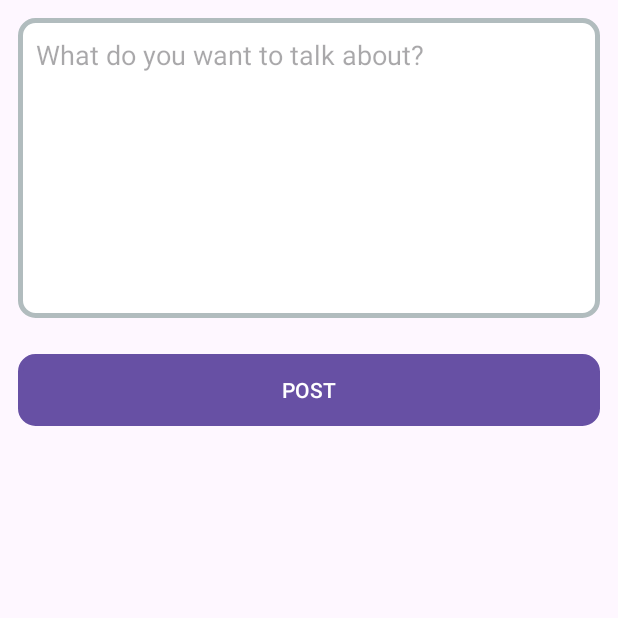
After one commit to Bjchavda242837/Social-Media-App, an Android app: the CreatePostActivity screen opened directly, with no data from a screen before it, on a phone screen of 412 x 824 dp, the top half of it. The commit adds this screen. Run offline under Robolectric (Android 15) with nearby library versions, the phone set to English and light mode, and no system bars; our stand-ins replace Firebase (no records; nobody signed in at launch, a user with empty details on screens opened directly).

Commit message:
add posts

```diff
--- /dev/null
+++ b/app/src/main/java/com/example/socialmedia/CreatePostActivity.kt
@@ -0,0 +1,37 @@
+package com.example.socialmedia
+
+import android.os.Bundle
+import android.widget.Button
+import android.widget.EditText
+import android.widget.Toast
+import androidx.appcompat.app.AppCompatActivity
+import com.example.socialmedia.daos.PostDao
+
+class CreatePostActivity : AppCompatActivity() {
+
+    private lateinit var postbtn: Button
+    private lateinit var postinput: EditText
+    private lateinit var postDao: PostDao
+
+
+    override fun onCreate(savedInstanceState: Bundle?) {
+        super.onCreate(savedInstanceState)
+        setContentView(R.layout.activity_create_post)
+
+        postbtn = findViewById(R.id.postBtn)
+        postinput = findViewById(R.id.postinput)
+        postDao = PostDao()
+
+        postbtn.setOnClickListener{
+            val input = postinput.text.toString().trim()
+            if (input.isNotEmpty()){
+
+                postDao.AddPost(input)
+                finish()
+
+            }
+        }
+
+
+    }
+}
--- /dev/null
+++ b/app/src/main/java/com/example/socialmedia/Model/Post.kt
@@ -0,0 +1,6 @@
+package com.example.socialmedia.Model
+
+data class Post(val text: String = "",
+    val createdBy: User = User(),
+    val createdAt: Long = 0L,
+    val likedBy: ArrayList<String> = ArrayList())
--- /dev/null
+++ b/app/src/main/java/com/example/socialmedia/Model/User.kt
@@ -0,0 +1,5 @@
+package com.example.socialmedia.Model
+
+data class User(val uid: String = "",
+    val displayName: String = "",
+    val imageUrl: String = "")
--- /dev/null
+++ b/app/src/main/java/com/example/socialmedia/daos/PostDao.kt
@@ -0,0 +1,36 @@
+package com.example.socialmedia.daos
+
+
+import com.example.socialmedia.Model.Post
+import com.example.socialmedia.Model.User
+import com.google.firebase.auth.ktx.auth
+import com.google.firebase.firestore.FirebaseFirestore
+import com.google.firebase.ktx.Firebase
+import kotlinx.coroutines.GlobalScope
+import kotlinx.coroutines.launch
+import kotlinx.coroutines.tasks.await
+
+class PostDao {
+
+    val db = FirebaseFirestore.getInstance()
+    val postCollection = db.collection("posts")
+    val auth = Firebase.auth
+
+
+    fun AddPost(text: String){
+
+        val currentUserId = auth.currentUser!!.uid
+
+        GlobalScope.launch {
+            val userDao = UserDao()
+            val user = userDao.getUserById(currentUserId).await().toObject(User::class.java)!!
+
+            val currentTime = System.currentTimeMillis()
+            val post = Post(text,user,currentTime)
+            postCollection.document().set(post)
+        }
+
+
+
+    }
+}
--- /dev/null
+++ b/app/src/main/res/drawable/baseline_add_24.xml
@@ -0,0 +1,5 @@
+<vector xmlns:android="http://schemas.android.com/apk/res/android" android:height="24dp" android:tint="#000000" android:viewportHeight="24" android:viewportWidth="24" android:width="24dp">
+
+    <path android:fillColor="@android:color/white" android:pathData="M19,13h-6v6h-2v-6H5v-2h6V5h2v6h6v2z"/>
+
+</vector>
--- /dev/null
+++ b/app/src/main/res/drawable/layout_bg.xml
@@ -0,0 +1,7 @@
+<?xml version="1.0" encoding="UTF-8"?>
+<shape xmlns:android="http://schemas.android.com/apk/res/android">
+    <solid android:color="#FFFFFF"/>
+    <stroke android:width="3dp" android:color="#B1BCBE" />
+    <corners android:radius="10dp"/>
+    <padding android:left="0dp" android:top="0dp" android:right="0dp" android:bottom="0dp" />
+</shape>
--- /dev/null
+++ b/app/src/main/res/layout/activity_create_post.xml
@@ -0,0 +1,32 @@
+<?xml version="1.0" encoding="utf-8"?>
+<LinearLayout
+    xmlns:android="http://schemas.android.com/apk/res/android"
+    xmlns:app="http://schemas.android.com/apk/res-auto"
+    xmlns:tools="http://schemas.android.com/tools"
+    android:id="@+id/main"
+    android:layout_width="match_parent"
+    android:layout_height="match_parent"
+    android:orientation="vertical"
+    tools:context=".CreatePostActivity">
+
+    <EditText
+        android:layout_width="match_parent"
+        android:layout_height="200dp"
+        android:id="@+id/postinput"
+        android:gravity="top"
+        android:hint="What do you want to talk about?"
+        android:background="@drawable/layout_bg"
+        android:layout_margin="12dp"
+        android:padding="12dp"/>
+
+    <Button
+        android:layout_width="match_parent"
+        android:layout_height="wrap_content"
+        android:id="@+id/postBtn"
+        android:layout_margin="12dp"
+        android:background="@drawable/layout_bg"
+        android:text="POST"/>
+
+
+
+</LinearLayout>
```
Also changed, not shown: app/src/main/AndroidManifest.xml (+7 -6 lines), app/src/main/java/com/example/socialmedia/MainActivity.kt (+12 -0 lines), app/src/main/java/com/example/socialmedia/SigninActivity.kt (+13 -0 lines), app/src/main/java/com/example/socialmedia/daos/UserDao.kt (added, +31 -0 lines), app/src/main/res/layout/activity_main.xml (+14 -2 lines).
